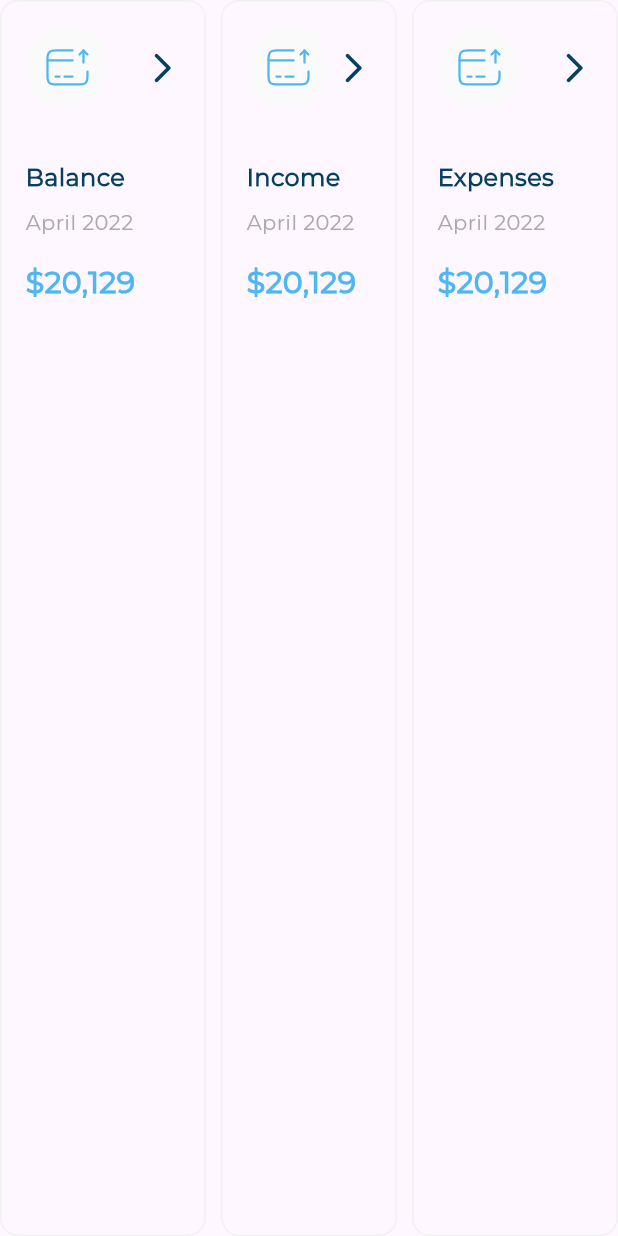
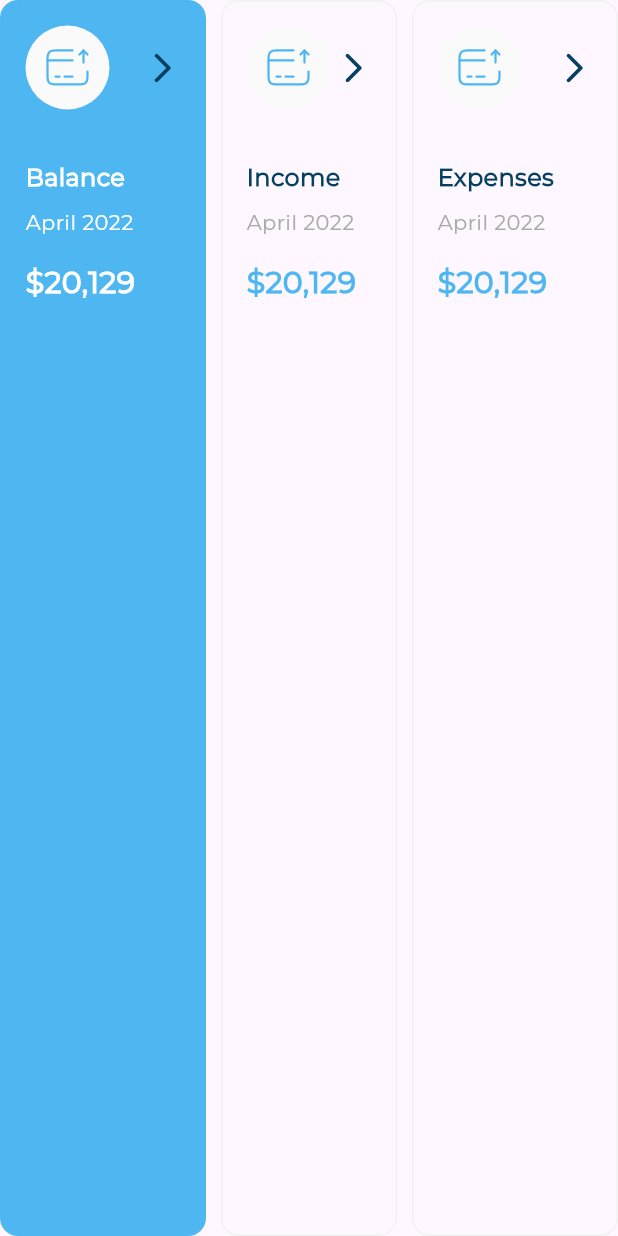
Before and after one commit to MohamedSayedBayoumy/responsive_dashbord, a Flutter app: the AllExpensesItemWidget widget shown alone on an empty page, opened directly, on a phone screen of 412 x 824 dp. Run offline on Flutter 3.47's test engine with Material 3 defaults, Android fonts, the phone set to English and light mode, and no system bars; our stand-ins replace flutter_svg.

Commit message:
handle active expense ..

```diff
--- a/lib/views/widgets/expenses_and_quick_invoice/all_expenses_item_widget.dart
+++ b/lib/views/widgets/expenses_and_quick_invoice/all_expenses_item_widget.dart
@@ -14,10 +14,24 @@ class AllExpensesItemWidget extends StatefulWidget {
 
 class _AllExpensesItemWidgetState extends State<AllExpensesItemWidget> {
   List<ExpensesItemModel> expenses = [
-    ExpensesItemModel(price: r"$20,129", title: "Balance", date: "April 2022"),
-    ExpensesItemModel(price: r"$20,129", title: "Income", date: "April 2022"),
-    ExpensesItemModel(price: r"$20,129", title: "Expenses", date: "April 2022"),
+    ExpensesItemModel(
+      price: r"$20,129",
+      title: "Balance",
+      date: "April 2022",
+    ),
+    ExpensesItemModel(
+      price: r"$20,129",
+      title: "Income",
+      date: "April 2022",
+    ),
+    ExpensesItemModel(
+      price: r"$20,129",
+      title: "Expenses",
+      date: "April 2022",
+    ),
   ];
+
+  int currentActiveIndex = 0;
   @override
   Widget build(BuildContext context) {
     return Row(
@@ -27,15 +41,25 @@ class _AllExpensesItemWidgetState extends State<AllExpensesItemWidget> {
         final value = e.value;
 
         return Expanded(
+          child: InkWell(
+            onTap: () {
+              currentActiveIndex = e.key;
+              setState(() {});
+            },
             child: Container(
               padding: const EdgeInsetsDirectional.all(16),
               margin: index == 1
                   ? const EdgeInsetsDirectional.symmetric(horizontal: 10.0)
                   : null,
               decoration: BoxDecoration(
-              border: Border.all(color: const Color(0xfff1f1f1)),
+                  border: Border.all(
+                      color: currentActiveIndex == e.key
+                          ? const Color(0xff4EB7F2)
+                          : const Color(0xfff1f1f1)),
                   borderRadius: BorderRadius.circular(12),
-            ),
+                  color: currentActiveIndex == e.key
+                      ? const Color(0xff4EB7F2)
+                      : Colors.transparent),
               child: Column(
                 crossAxisAlignment: CrossAxisAlignment.start,
                 children: [
@@ -43,23 +67,31 @@ class _AllExpensesItemWidgetState extends State<AllExpensesItemWidget> {
                   const SizedBox(height: 34),
                   Text(
                     value.title,
-                  style: AppStyles.styleSemiBold16,
+                    style: AppStyles.styleSemiBold16.copyWith(
+                        color: currentActiveIndex == e.key
+                            ? Colors.white
+                            : const Color(0xff064061)),
                   ),
                   const SizedBox(height: 8),
                   Text(
                     value.date,
                     style: AppStyles.styleRegluar14.copyWith(
-                    color: const Color(0xffAAAAAA),
+                      color: currentActiveIndex == e.key
+                          ? Colors.white
+                          : const Color(0xffAAAAAA),
                     ),
                   ),
                   const SizedBox(height: 16),
                   Text(
                     value.price,
                     style: AppStyles.styleSemiBold20.copyWith(
-                    color: const Color(0xff4EB7F2),
+                      color: currentActiveIndex == e.key
+                          ? Colors.white
+                          : const Color(0xff4EB7F2),
                     ),
                   )
                 ],
+              ),
             ),
           ),
         );
```
Lines whose indentation alone changed are shown as unchanged.
